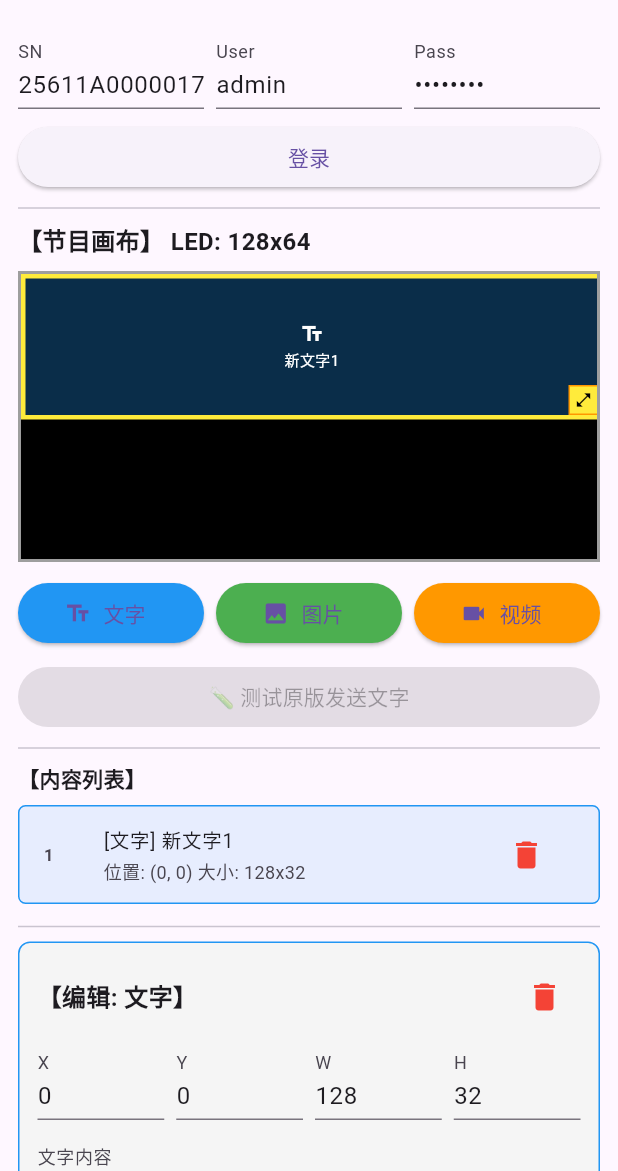
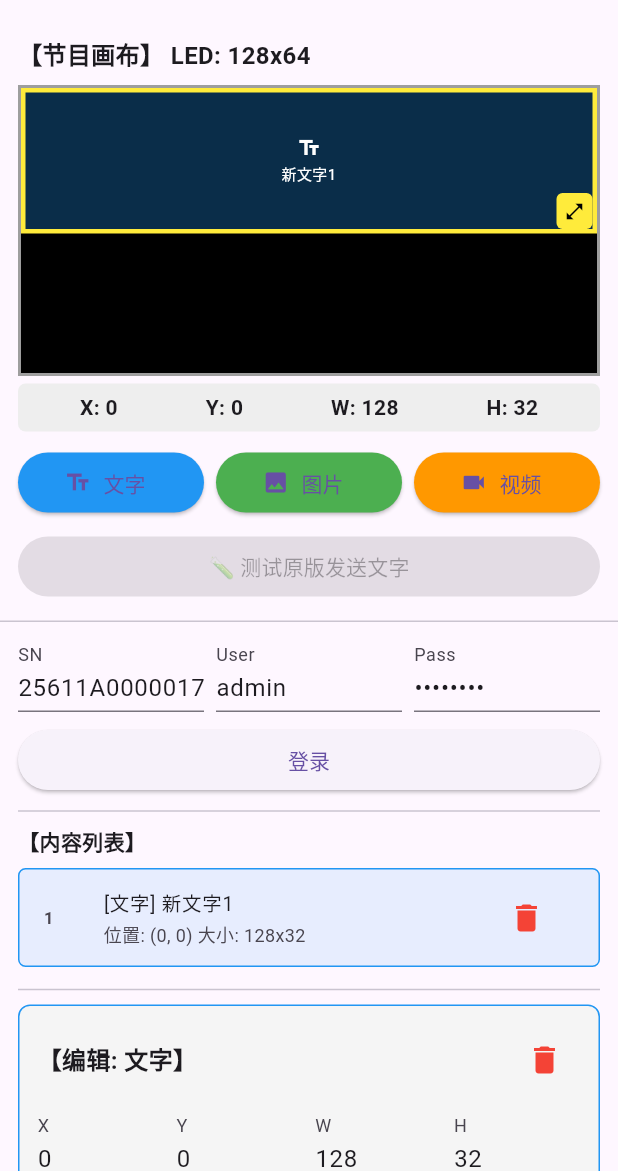
Before and after one commit to msh111222/nova_app, a Flutter app: the screen it shows after launch, after a tap on "文字", on a phone screen of 412 x 824 dp, the part 65-1236 px from its top. Run offline on Flutter 3.47's test engine with Material 3 defaults, Android fonts, the phone set to English and light mode, and no system bars; our stand-ins replace file_picker.

Commit message:
多窗口丝滑版

```diff
--- a/lib/main.dart
+++ b/lib/main.dart
@@ -162,7 +162,6 @@ class _NovaEditorScreenState extends State<NovaEditorScreen> {
     }
   }
 
-  // 测试原版发送文字（只传 sn 和 text）
   Future<void> _testPublishText() async {
     setState(() {
       _isConnecting = true;
@@ -371,21 +370,36 @@ class _NovaEditorScreenState extends State<NovaEditorScreen> {
   Widget build(BuildContext context) {
     return Scaffold(
       appBar: AppBar(title: const Text("NovaStar 节目编辑器")),
-      body: SingleChildScrollView(
+      body: Column(
+        children: [
+          // 画布区域 - 不滚动
+          Padding(
             padding: const EdgeInsets.all(12.0),
             child: Column(
               crossAxisAlignment: CrossAxisAlignment.start,
               children: [
-            _buildLoginSection(),
-            Divider(height: 20),
                 Text(
                   "【节目画布】 LED: ${_ledWidth}x${_ledHeight}",
                   style: TextStyle(fontWeight: FontWeight.bold, fontSize: 16),
                 ),
                 SizedBox(height: 8),
                 _buildLedCanvas(),
+                SizedBox(height: 5),
+                _buildCoordinateDisplay(),
                 SizedBox(height: 10),
                 _buildAddButtons(),
+              ],
+            ),
+          ),
+          Divider(height: 1),
+          // 其他内容 - 可滚动
+          Expanded(
+            child: SingleChildScrollView(
+              padding: const EdgeInsets.all(12.0),
+              child: Column(
+                crossAxisAlignment: CrossAxisAlignment.start,
+                children: [
+                  _buildLoginSection(),
                   Divider(height: 20),
                   _buildWindowList(),
                   Divider(height: 20),
@@ -399,7 +413,9 @@ class _NovaEditorScreenState extends State<NovaEditorScreen> {
                           (_isLoggedIn && !_isConnecting && _windows.isNotEmpty)
                           ? _publishProgram
                           : null,
-                style: ElevatedButton.styleFrom(backgroundColor: Colors.green),
+                      style: ElevatedButton.styleFrom(
+                        backgroundColor: Colors.green,
+                      ),
                       child: Text(
                         "📤 发送节目 (${_windows.length} 个窗口)",
                         style: TextStyle(fontSize: 16),
@@ -419,6 +435,9 @@ class _NovaEditorScreenState extends State<NovaEditorScreen> {
                   ),
                 ],
               ),
+            ),
+          ),
+        ],
       ),
     );
   }
@@ -463,8 +482,43 @@ class _NovaEditorScreenState extends State<NovaEditorScreen> {
     );
   }
 
+  Widget _buildCoordinateDisplay() {
+    if (_selectedWindow == null) {
+      return SizedBox.shrink();
+    }
+    return Container(
+      padding: EdgeInsets.symmetric(horizontal: 12, vertical: 6),
+      decoration: BoxDecoration(
+        color: Colors.grey[200],
+        borderRadius: BorderRadius.circular(5),
+      ),
+      child: Row(
+        mainAxisAlignment: MainAxisAlignment.spaceAround,
+        children: [
+          Text(
+            "X: ${_selectedWindow!.x}",
+            style: TextStyle(fontWeight: FontWeight.bold),
+          ),
+          Text(
+            "Y: ${_selectedWindow!.y}",
+            style: TextStyle(fontWeight: FontWeight.bold),
+          ),
+          Text(
+            "W: ${_selectedWindow!.w}",
+            style: TextStyle(fontWeight: FontWeight.bold),
+          ),
+          Text(
+            "H: ${_selectedWindow!.h}",
+            style: TextStyle(fontWeight: FontWeight.bold),
+          ),
+        ],
+      ),
+    );
+  }
+
   Widget _buildLedCanvas() {
-    return LayoutBuilder(
+    return RepaintBoundary(
+      child: LayoutBuilder(
         builder: (context, constraints) {
           double maxCanvasWidth = constraints.maxWidth;
           double aspectRatio = _ledWidth / _ledHeight;
@@ -488,149 +542,31 @@ class _NovaEditorScreenState extends State<NovaEditorScreen> {
               ),
               child: Stack(
                 children: _windows.map((window) {
-                return _buildWindowWidget(
-                  window,
-                  scale,
-                  canvasWidth,
-                  canvasHeight,
+                  return RepaintBoundary(
+                    child: _DraggableWindow(
+                      key: ValueKey(window.id),
+                      window: window,
+                      scale: scale,
+                      canvasWidth: canvasWidth,
+                      canvasHeight: canvasHeight,
+                      ledWidth: _ledWidth,
+                      ledHeight: _ledHeight,
+                      isSelected: window.id == _selectedWindowId,
+                      onTap: () {
+                        setState(() {
+                          _selectedWindowId = window.id;
+                        });
+                      },
+                      onDragEnd: () {
+                        setState(() {});
+                      },
+                    ),
                   );
                 }).toList(),
               ),
             ),
           );
         },
-    );
-  }
-
-  Widget _buildWindowWidget(
-    WindowItem window,
-    double scale,
-    double canvasWidth,
-    double canvasHeight,
-  ) {
-    bool isSelected = window.id == _selectedWindowId;
-    double boxLeft = window.x * scale;
-    double boxTop = window.y * scale;
-    double boxWidth = window.w * scale;
-    double boxHeight = window.h * scale;
-
-    Color borderColor;
-    Color bgColor;
-    IconData typeIcon;
-
-    switch (window.type) {
-      case ContentType.text:
-        borderColor = Colors.blue;
-        bgColor = Colors.blue.withOpacity(0.3);
-        typeIcon = Icons.text_fields;
-        break;
-      case ContentType.image:
-        borderColor = Colors.green;
-        bgColor = Colors.green.withOpacity(0.3);
-        typeIcon = Icons.image;
-        break;
-      case ContentType.video:
-        borderColor = Colors.orange;
-        bgColor = Colors.orange.withOpacity(0.3);
-        typeIcon = Icons.videocam;
-        break;
-    }
-
-    return Positioned(
-      left: boxLeft,
-      top: boxTop,
-      child: GestureDetector(
-        onTap: () {
-          setState(() {
-            _selectedWindowId = window.id;
-          });
-        },
-        onPanUpdate: (details) {
-          setState(() {
-            _selectedWindowId = window.id;
-            double newLeft = boxLeft + details.delta.dx;
-            double newTop = boxTop + details.delta.dy;
-            newLeft = newLeft.clamp(0, canvasWidth - boxWidth);
-            newTop = newTop.clamp(0, canvasHeight - boxHeight);
-            window.x = (newLeft / scale).round().clamp(0, _ledWidth - window.w);
-            window.y = (newTop / scale).round().clamp(0, _ledHeight - window.h);
-          });
-        },
-        child: Container(
-          width: boxWidth,
-          height: boxHeight,
-          decoration: BoxDecoration(
-            color: bgColor,
-            border: Border.all(
-              color: isSelected ? Colors.yellow : borderColor,
-              width: isSelected ? 3 : 2,
-            ),
-          ),
-          child: Stack(
-            children: [
-              Center(
-                child: Column(
-                  mainAxisAlignment: MainAxisAlignment.center,
-                  children: [
-                    Icon(typeIcon, color: Colors.white, size: 16),
-                    SizedBox(height: 2),
-                    Text(
-                      window.type == ContentType.text
-                          ? window.text
-                          : window.fileName,
-                      style: TextStyle(color: Colors.white, fontSize: 10),
-                      overflow: TextOverflow.ellipsis,
-                      textAlign: TextAlign.center,
-                    ),
-                  ],
-                ),
-              ),
-              if (isSelected)
-                Positioned(
-                  right: 0,
-                  bottom: 0,
-                  child: GestureDetector(
-                    onPanUpdate: (details) {
-                      setState(() {
-                        double newWidth = boxWidth + details.delta.dx;
-                        double newHeight = boxHeight + details.delta.dy;
-                        double minSize = 10 * scale;
-                        newWidth = newWidth.clamp(
-                          minSize,
-                          canvasWidth - boxLeft,
-                        );
-                        newHeight = newHeight.clamp(
-                          minSize,
-                          canvasHeight - boxTop,
-                        );
-                        window.w = (newWidth / scale).round().clamp(
-                          10,
-                          _ledWidth - window.x,
-                        );
-                        window.h = (newHeight / scale).round().clamp(
-                          10,
-                          _ledHeight - window.y,
-                        );
-                      });
-                    },
-                    child: Container(
-                      width: 20,
-                      height: 20,
-                      decoration: BoxDecoration(
-                        color: Colors.yellow,
-                        border: Border.all(color: Colors.orange, width: 1),
-                      ),
-                      child: Icon(
-                        Icons.open_in_full,
-                        size: 12,
-                        color: Colors.black,
-                      ),
-                    ),
-                  ),
-                ),
-            ],
-          ),
-        ),
       ),
     );
   }
@@ -1056,3 +992,207 @@ class _NovaEditorScreenState extends State<NovaEditorScreen> {
     );
   }
 }
+
+// 独立的可拖拽窗口组件
+class _DraggableWindow extends StatefulWidget {
+  final WindowItem window;
+  final double scale;
+  final double canvasWidth;
+  final double canvasHeight;
+  final int ledWidth;
+  final int ledHeight;
+  final bool isSelected;
+  final VoidCallback onTap;
+  final VoidCallback onDragEnd;
+
+  const _DraggableWindow({
+    Key? key,
+    required this.window,
+    required this.scale,
+    required this.canvasWidth,
+    required this.canvasHeight,
+    required this.ledWidth,
+    required this.ledHeight,
+    required this.isSelected,
+    required this.onTap,
+    required this.onDragEnd,
+  }) : super(key: key);
+
+  @override
+  State<_DraggableWindow> createState() => _DraggableWindowState();
+}
+
+class _DraggableWindowState extends State<_DraggableWindow> {
+  double _left = 0;
+  double _top = 0;
+  double _width = 0;
+  double _height = 0;
+  bool _isDragging = false;
+
+  @override
+  void initState() {
+    super.initState();
+    _syncFromWindow();
+  }
+
+  @override
+  void didUpdateWidget(_DraggableWindow oldWidget) {
+    super.didUpdateWidget(oldWidget);
+    if (!_isDragging) {
+      _syncFromWindow();
+    }
+  }
+
+  void _syncFromWindow() {
+    _left = widget.window.x * widget.scale;
+    _top = widget.window.y * widget.scale;
+    _width = widget.window.w * widget.scale;
+    _height = widget.window.h * widget.scale;
+  }
+
+  void _syncToWindow() {
+    widget.window.x = (_left / widget.scale).round().clamp(
+      0,
+      widget.ledWidth - widget.window.w,
+    );
+    widget.window.y = (_top / widget.scale).round().clamp(
+      0,
+      widget.ledHeight - widget.window.h,
+    );
+    widget.window.w = (_width / widget.scale).round().clamp(
+      10,
+      widget.ledWidth - widget.window.x,
+    );
+    widget.window.h = (_height / widget.scale).round().clamp(
+      10,
+      widget.ledHeight - widget.window.y,
+    );
+  }
+
+  @override
+  Widget build(BuildContext context) {
+    Color borderColor;
+    Color bgColor;
+    IconData typeIcon;
+
+    switch (widget.window.type) {
+      case ContentType.text:
+        borderColor = Colors.blue;
+        bgColor = Colors.blue.withOpacity(0.3);
+        typeIcon = Icons.text_fields;
+        break;
+      case ContentType.image:
+        borderColor = Colors.green;
+        bgColor = Colors.green.withOpacity(0.3);
+        typeIcon = Icons.image;
+        break;
+      case ContentType.video:
+        borderColor = Colors.orange;
+        bgColor = Colors.orange.withOpacity(0.3);
+        typeIcon = Icons.videocam;
+        break;
+    }
+
+    return Positioned(
+      left: _left,
+      top: _top,
+      child: GestureDetector(
+        behavior: HitTestBehavior.opaque,
+        onTap: widget.onTap,
+        onPanStart: (_) {
+          _isDragging = true;
+        },
+        onPanUpdate: (details) {
+          setState(() {
+            _left = (_left + details.delta.dx).clamp(
+              0.0,
+              widget.canvasWidth - _width,
+            );
+            _top = (_top + details.delta.dy).clamp(
+              0.0,
+              widget.canvasHeight - _height,
+            );
+            _syncToWindow();
+          });
+        },
+        onPanEnd: (_) {
+          _isDragging = false;
+          widget.onDragEnd();
+        },
+        child: Container(
+          width: _width,
+          height: _height,
+          decoration: BoxDecoration(
+            color: bgColor,
+            border: Border.all(
+              color: widget.isSelected ? Colors.yellow : borderColor,
+              width: widget.isSelected ? 3 : 2,
+            ),
+          ),
+          child: Stack(
+            children: [
+              Center(
+                child: Column(
+                  mainAxisAlignment: MainAxisAlignment.center,
+                  children: [
+                    Icon(typeIcon, color: Colors.white, size: 16),
+                    SizedBox(height: 2),
+                    Text(
+                      widget.window.type == ContentType.text
+                          ? widget.window.text
+                          : widget.window.fileName,
+                      style: TextStyle(color: Colors.white, fontSize: 10),
+                      overflow: TextOverflow.ellipsis,
+                      textAlign: TextAlign.center,
+                    ),
+                  ],
+                ),
+              ),
+              if (widget.isSelected)
+                Positioned(
+                  right: 0,
+                  bottom: 0,
+                  child: GestureDetector(
+                    behavior: HitTestBehavior.opaque,
+                    onPanStart: (_) {
+                      _isDragging = true;
+                    },
+                    onPanUpdate: (details) {
+                      setState(() {
+                        _width = (_width + details.delta.dx).clamp(
+                          10 * widget.scale,
+                          widget.canvasWidth - _left,
+                        );
+                        _height = (_height + details.delta.dy).clamp(
+                          10 * widget.scale,
+                          widget.canvasHeight - _top,
+                        );
+                        _syncToWindow();
+                      });
+                    },
+                    onPanEnd: (_) {
+                      _isDragging = false;
+                      widget.onDragEnd();
+                    },
+                    child: Container(
+                      width: 24,
+                      height: 24,
+                      decoration: BoxDecoration(
+                        color: Colors.yellow,
+                        borderRadius: BorderRadius.circular(4),
+                      ),
+                      child: Icon(
+                        Icons.open_in_full,
+                        size: 14,
+                        color: Colors.black,
+                      ),
+                    ),
+                  ),
+                ),
+            ],
+          ),
+        ),
+      ),
+    );
+  }
+}
```
Lines whose indentation alone changed are shown as unchanged.
